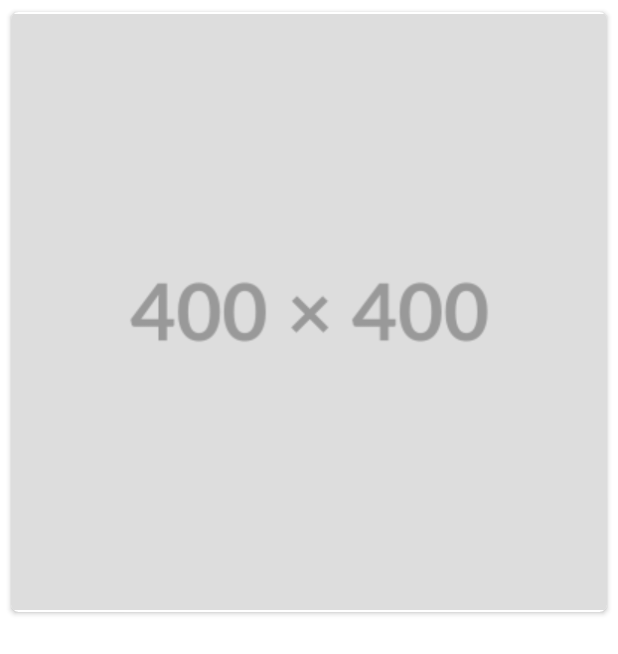
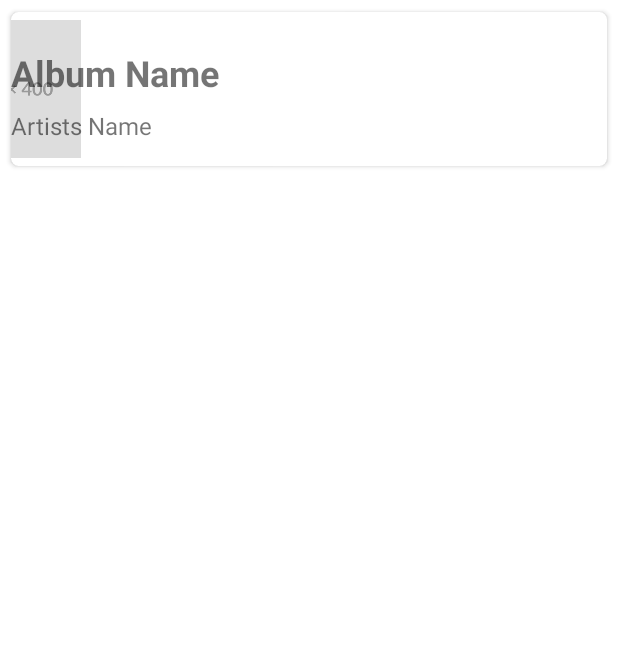
Before and after one commit to sierrariley/VinylVault, an Android app: the layout album_item.xml on its own in the app's theme, with its tools: preview values and no code run, on a phone screen of 412 x 824 dp. Shown: the top 654 px of the screen. Run offline under Robolectric (Android 15) with nearby library versions, the phone set to English and light mode, and no system bars.

Commit message:
search fragments loads *Need to connect API

```diff
--- a/app/src/main/res/layout/album_item.xml
+++ b/app/src/main/res/layout/album_item.xml
@@ -2,16 +2,48 @@
 <androidx.cardview.widget.CardView xmlns:android="http://schemas.android.com/apk/res/android"
     xmlns:app="http://schemas.android.com/apk/res-auto"
     xmlns:tools="http://schemas.android.com/tools"
-    android:layout_width="wrap_content"
+    android:layout_width="match_parent"
     android:layout_height="wrap_content"
     android:layout_margin="3dp"
     app:cardCornerRadius="5dp"
     app:cardUseCompatPadding="true">
 
-    <ImageView
-        android:id="@+id/search_item_image"
-        android:layout_width="wrap_content"
-        android:layout_height="wrap_content"
-        app:srcCompat="@drawable/album_placeholder" />
+    <androidx.constraintlayout.widget.ConstraintLayout
+        android:layout_width="match_parent"
+        android:layout_height="match_parent">
+
+        <ImageView
+            android:id="@+id/search_item_image"
+            android:layout_width="106dp"
+            android:layout_height="92dp"
+            app:layout_constraintBottom_toBottomOf="parent"
+            app:layout_constraintEnd_toStartOf="@+id/albumName"
+            app:layout_constraintStart_toStartOf="parent"
+            app:layout_constraintTop_toTopOf="parent"
+            app:srcCompat="@drawable/album_placeholder" />
+
+        <TextView
+            android:id="@+id/albumName"
+            android:layout_width="wrap_content"
+            android:layout_height="wrap_content"
+            android:layout_marginTop="24dp"
+            android:text="Album Name"
+            android:textSize="24sp"
+            android:textStyle="bold"
+            app:layout_constraintTop_toTopOf="parent"
+            tools:layout_editor_absoluteX="134dp" />
+
+        <TextView
+            android:id="@+id/artistName"
+            android:layout_width="wrap_content"
+            android:layout_height="wrap_content"
+            android:layout_marginTop="8dp"
+            android:layout_marginBottom="16dp"
+            android:text="Artists Name"
+            android:textSize="16sp"
+            app:layout_constraintBottom_toBottomOf="parent"
+            app:layout_constraintTop_toBottomOf="@+id/albumName"
+            tools:layout_editor_absoluteX="134dp" />
+    </androidx.constraintlayout.widget.ConstraintLayout>
 
 </androidx.cardview.widget.CardView>
--- a/app/src/main/res/layout/fragment_search.xml
+++ b/app/src/main/res/layout/fragment_search.xml
@@ -10,7 +10,10 @@
     <SearchView
         android:id="@+id/search_searchBar"
         android:layout_width="match_parent"
-        android:layout_height="wrap_content">
+        android:layout_height="wrap_content"
+        android:queryHint="Search Album..."
+        android:iconifiedByDefault="false"
+        >
 
     </SearchView>
 
```
Also changed, not shown: app/src/main/java/com/example/vinylvault/Database/AlbumDatabase.java (+8 -6 lines), app/src/main/java/com/example/vinylvault/Search/SearchAdapter.java (+25 -1 lines), app/src/main/java/com/example/vinylvault/Search/SearchFragment.java (+46 -1 lines).
